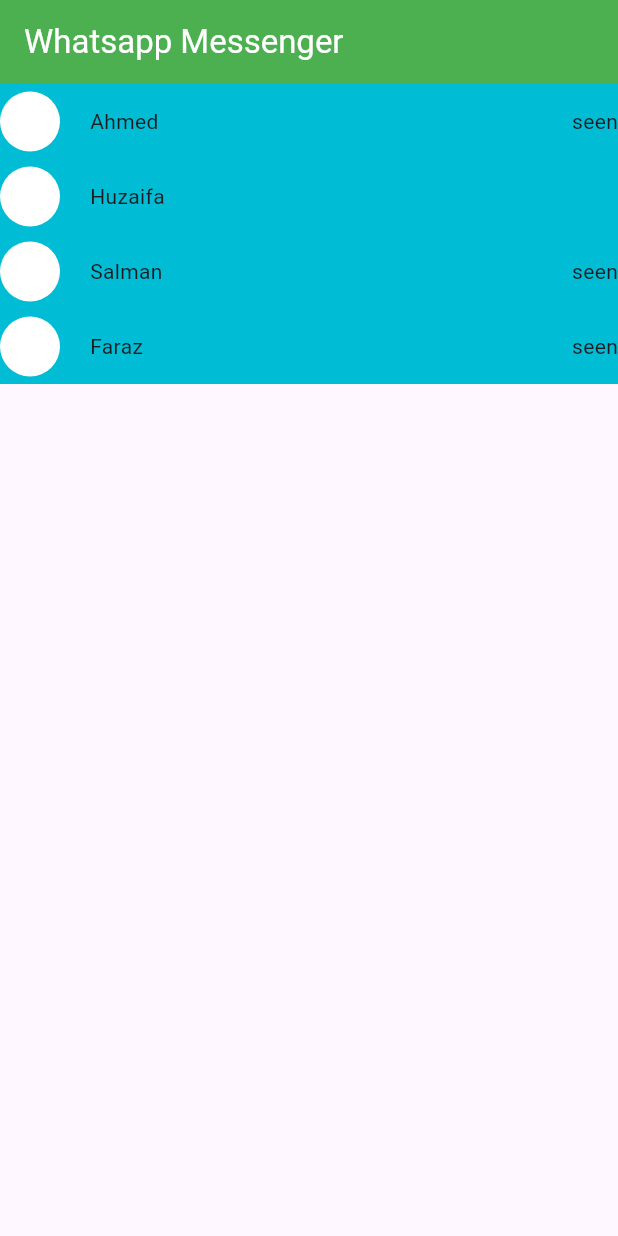
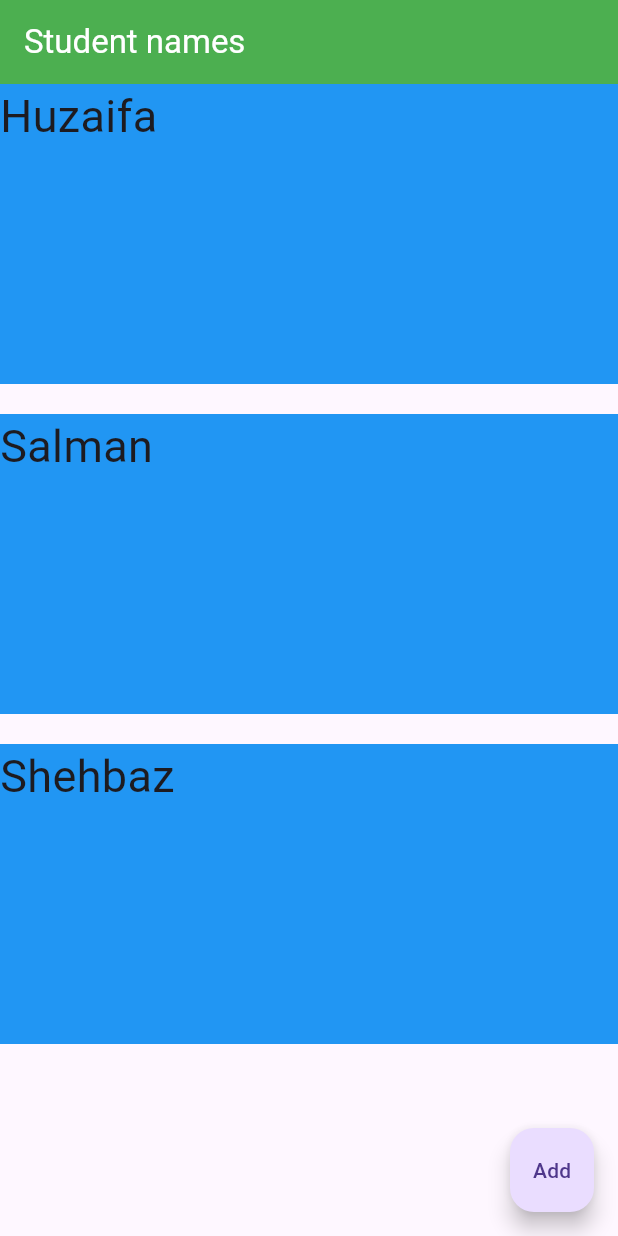
Before and after one commit to hasfarwork/Flutter-assignments, a Flutter app: the screen it shows after launch, on a phone screen of 412 x 824 dp. Run offline on Flutter 3.47's test engine with Material 3 defaults, Android fonts, the phone set to English and light mode, and no system bars.

Commit message:
List view builder

```diff
--- a/lib/whatapp.dart
+++ b/lib/whatapp.dart
@@ -1,26 +1,46 @@
 import 'package:flutter/material.dart';
-import 'custom_listview_widget.dart';
 
-class Whatsapp extends StatelessWidget {
+class Whatsapp extends StatefulWidget {
   const Whatsapp({super.key});
+
+  @override
+  State<Whatsapp> createState() => _WhatsappState();
+}
+
+class _WhatsappState extends State<Whatsapp> {
+  List names = ["Huzaifa", "Salman", "Shehbaz"];
 
   @override
   Widget build(BuildContext context) {
     return Scaffold(
       appBar: AppBar(
         backgroundColor: Colors.green,
-        title: Text(
-          "Whatsapp Messenger",
-          style: TextStyle(color: Colors.white),
-        ),
+        title:
+            names.isEmpty
+                ? Text("Student not registered")
+                : Text("Student names", style: TextStyle(color: Colors.white)),
       ),
-      body: Column(
-        children: [
-          CustomListView(name: "Ahmed", isSeenEnable: true),
-          CustomListView(name: "Huzaifa", isSeenEnable: false),
-          CustomListView(name: "Salman"),
-          CustomListView(name: "Faraz"),
-        ],
+      body:
+      // names.isEmpty
+      //     ? Text("Student not registered", style: TextStyle(fontSize: 30))
+      ListView.builder(
+        itemCount: names.length,
+        itemBuilder: (BuildContext context, int index) {
+          return Container(
+            color: Colors.blue,
+            height: 200,
+            margin: EdgeInsets.only(bottom: 20),
+            child: Text("${names[index]}", style: TextStyle(fontSize: 30)),
+          );
+        },
+      ),
+      floatingActionButton: FloatingActionButton(
+        onPressed: () {
+          names.add("Student name");
+          setState(() {});
+        },
+
+        child: Text("Add"),
       ),
     );
   }
```
